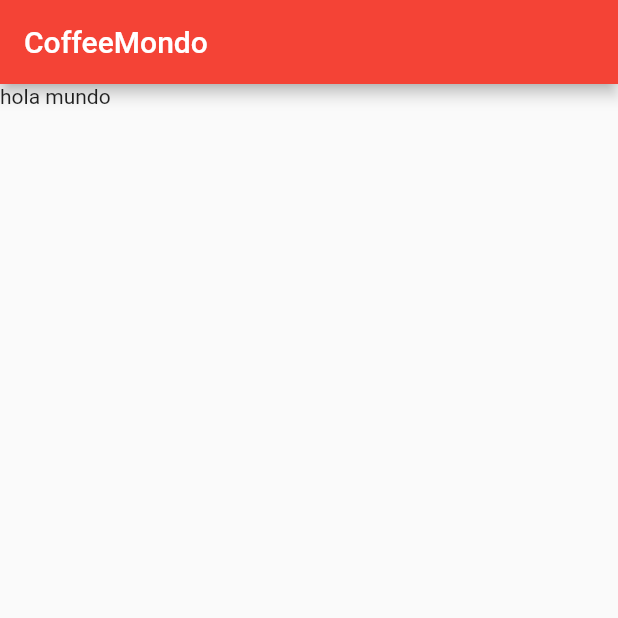
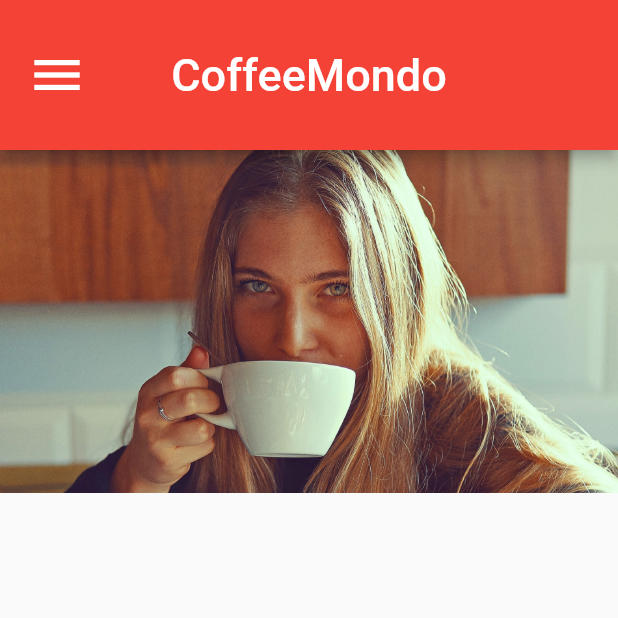
Before and after one commit to CoffeemondoApp/Flutter.WebApp, a Flutter app: the screen it shows after launch, on a phone screen of 412 x 824 dp, the top half of it. Run offline on Flutter 3.47's test engine with Material 2 defaults, Android fonts, the phone set to English and light mode, and no system bars; our stand-ins replace cloud_firestore, firebase_auth, firebase_core, flutter_html, google_sign_in, video_player; missing offline and left inert: dart:html, flutter_launcher_icons; accounts and stored records are empty; statements that could not run were skipped.

Commit message:
deployment web 1.0.1.1
imagen en body prueba

```diff
--- a/lib/main.dart
+++ b/lib/main.dart
@@ -1,8 +1,10 @@
+import 'dart:html';
 import 'dart:ui';
 
 import 'package:firebase_auth/firebase_auth.dart';
 import 'package:firebase_core/firebase_core.dart';
 import 'package:flutter/material.dart';
+import 'package:flutter_html/flutter_html.dart';
 import 'package:flutter_launcher_icons/xml_templates.dart';
 import 'package:prueba/firebase_options.dart';
 import 'package:prueba/login/login.dart';
@@ -78,11 +80,25 @@ class _MyHomePageState extends State<MyHomePage> {
     print('logged in: ${usuarioExiste}');
     return Scaffold(
         appBar: AppBar(
+          centerTitle: true,
+          leading: Container(
+            margin: EdgeInsets.only(left: 10),
+            child: IconButton(
+              icon: Icon(Icons.menu, color: Colors.white, size: 40),
+              onPressed: () {},
+            ),
+          ),
+          toolbarHeight: 100,
           // Here we take the value from the MyHomePage object that was created by
           // the App.build method, and use it to set our appbar title.
-          title: Text(widget.title),
+          title: Text(widget.title, style: TextStyle(fontSize: 30)),
           backgroundColor: Colors.red,
         ),
-        body: Container(child: Text('hola mundo')));
+        body: Container(
+          child: Image(
+            image: AssetImage('assets/MUJER.jpg'),
+            fit: BoxFit.cover,
+          ),
+        ));
   }
 }
```
